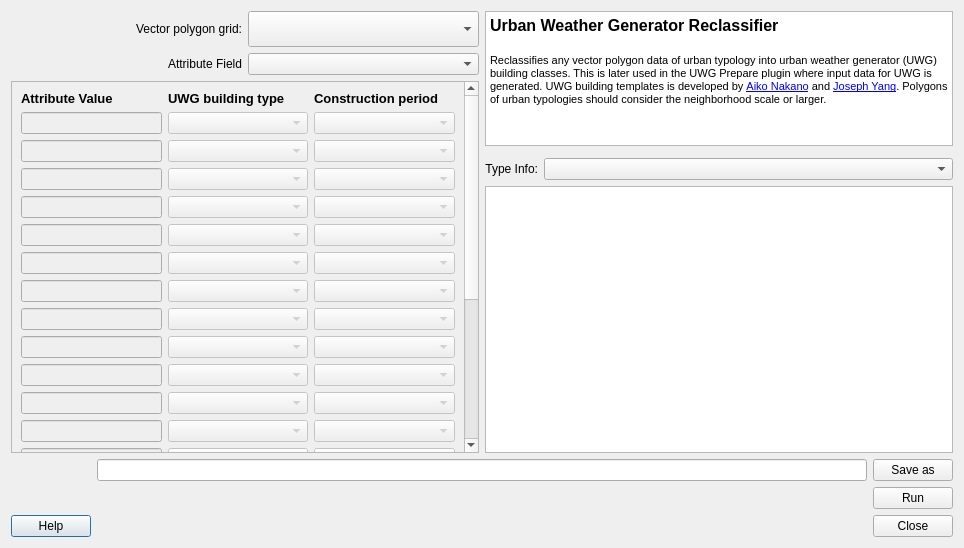
UMEP-dev/UMEP, file UWGReClassifier/uwg_reclassifier_dialog_base_old.ui: the form before one commit.
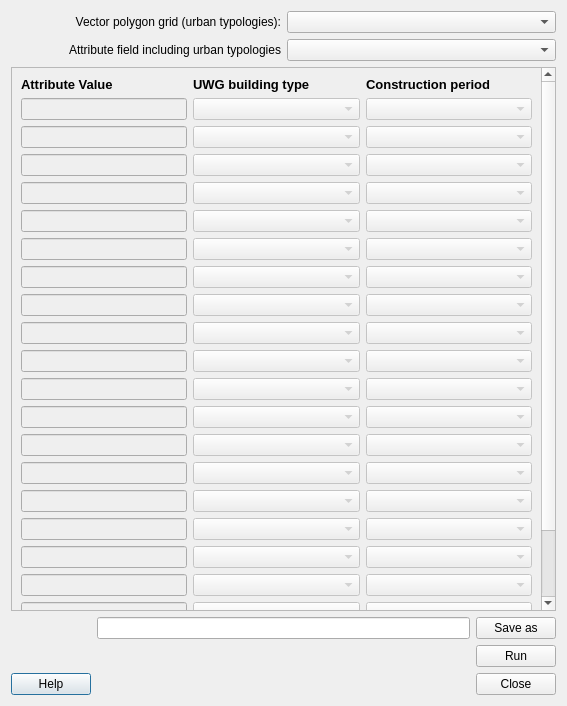
The form after the commit. Custom widgets are drawn as their Qt base class.

Diff of the .ui file:
```diff
--- a/UWGReClassifier/uwg_reclassifier_dialog_base_old.ui
+++ b/UWGReClassifier/uwg_reclassifier_dialog_base_old.ui
@@ -6,8 +6,8 @@
    <rect>
     <x>0</x>
     <y>0</y>
-    <width>964</width>
-    <height>548</height>
+    <width>567</width>
+    <height>706</height>
    </rect>
   </property>
   <property name="windowTitle">
@@ -16,16 +16,6 @@
   <layout class="QGridLayout" name="gridLayout_4">
    <item row="0" column="0">
     <layout class="QGridLayout" name="gridLayout_2">
-     <item row="0" column="0">
-      <widget class="QLabel" name="label_11">
-       <property name="text">
-        <string>Vector polygon grid:</string>
-       </property>
-       <property name="alignment">
-        <set>Qt::AlignRight|Qt::AlignTrailing|Qt::AlignVCenter</set>
-       </property>
-      </widget>
-     </item>
      <item row="0" column="1">
       <widget class="QgsMapLayerComboBox" name="comboBoxVector">
        <property name="sizePolicy">
@@ -36,26 +26,113 @@
        </property>
       </widget>
      </item>
-     <item row="1" column="0">
-      <widget class="QLabel" name="label_12">
-       <property name="text">
-        <string>Attribute Field</string>
-       </property>
-       <property name="alignment">
-        <set>Qt::AlignRight|Qt::AlignTrailing|Qt::AlignVCenter</set>
-       </property>
-      </widget>
-     </item>
      <item row="1" column="1">
       <widget class="QComboBox" name="comboBoxField">
        <property name="enabled">
         <bool>true</bool>
        </property>
+       <property name="sizePolicy">
+        <sizepolicy hsizetype="Preferred" vsizetype="Preferred">
+         <horstretch>0</horstretch>
+         <verstretch>0</verstretch>
+        </sizepolicy>
+       </property>
       </widget>
      </item>
+     <item row="1" column="0">
+      <widget class="QLabel" name="label_12">
+       <property name="text">
+        <string>Attribute field including urban typologies</string>
+       </property>
+       <property name="alignment">
+        <set>Qt::AlignRight|Qt::AlignTrailing|Qt::AlignVCenter</set>
+       </property>
+      </widget>
+     </item>
+     <item row="0" column="0">
+      <widget class="QLabel" name="label_11">
+       <property name="text">
+        <string>Vector polygon grid (urban typologies):</string>
+       </property>
+       <property name="alignment">
+        <set>Qt::AlignRight|Qt::AlignTrailing|Qt::AlignVCenter</set>
+       </property>
+      </widget>
+     </item>
     </layout>
    </item>
-   <item row="1" column="0" rowspan="4">
+   <item row="2" column="0">
+    <layout class="QGridLayout" name="gridLayout_3">
+     <item row="3" column="0">
+      <widget class="QPushButton" name="helpButton">
+       <property name="text">
+        <string>Help</string>
+       </property>
+      </widget>
+     </item>
+     <item row="2" column="2">
+      <widget class="QPushButton" name="runButton">
+       <property name="text">
+        <string>Run</string>
+       </property>
+      </widget>
+     </item>
+     <item row="3" column="2">
+      <widget class="QPushButton" name="closeButton">
+       <property name="enabled">
+        <bool>true</bool>
+       </property>
+       <property name="text">
+        <string>Close</string>
+       </property>
+      </widget>
+     </item>
+     <item row="0" column="2">
+      <widget class="QPushButton" name="pushButtonSave">
+       <property name="text">
+        <string>Save as</string>
+       </property>
+      </widget>
+     </item>
+     <item row="3" column="1">
+      <spacer name="horizontalSpacer_2">
+       <property name="orientation">
+        <enum>Qt::Horizontal</enum>
+       </property>
+       <property name="sizeHint" stdset="0">
+        <size>
+         <width>40</width>
+         <height>20</height>
+        </size>
+       </property>
+      </spacer>
+     </item>
+     <item row="2" column="1">
+      <spacer name="horizontalSpacer">
+       <property name="orientation">
+        <enum>Qt::Horizontal</enum>
+       </property>
+       <property name="sizeHint" stdset="0">
+        <size>
+         <width>40</width>
+         <height>20</height>
+        </size>
+       </property>
+      </spacer>
+     </item>
+     <item row="0" column="1">
+      <widget class="QLineEdit" name="textOutput">
+       <property name="sizePolicy">
+        <sizepolicy hsizetype="Preferred" vsizetype="Preferred">
+         <horstretch>0</horstretch>
+         <verstretch>0</verstretch>
+        </sizepolicy>
+       </property>
+      </widget>
+     </item>
+    </layout>
+   </item>
+   <item row="1" column="0">
     <widget class="QScrollArea" name="scrollArea">
      <property name="sizePolicy">
       <sizepolicy hsizetype="Expanding" vsizetype="Expanding">
@@ -71,7 +148,7 @@
        <rect>
         <x>0</x>
         <y>0</y>
-        <width>498</width>
+        <width>522</width>
         <height>654</height>
        </rect>
       </property>
@@ -945,117 +1022,6 @@
      </widget>
     </widget>
    </item>
-   <item row="3" column="1">
-    <layout class="QFormLayout" name="formLayout">
-     <item row="0" column="1">
-      <widget class="QComboBox" name="comboBoxTypeInfo">
-       <property name="enabled">
-        <bool>true</bool>
-       </property>
-       <property name="currentIndex">
-        <number>-1</number>
-       </property>
-      </widget>
-     </item>
-     <item row="0" column="0">
-      <widget class="QLabel" name="label_14">
-       <property name="text">
-        <string>Type Info:</string>
-       </property>
-       <property name="alignment">
-        <set>Qt::AlignRight|Qt::AlignTrailing|Qt::AlignVCenter</set>
-       </property>
-      </widget>
-     </item>
-    </layout>
-   </item>
-   <item row="0" column="1" rowspan="2">
-    <widget class="QTextBrowser" name="textBrowser_2">
-     <property name="html">
-      <string>&lt;!DOCTYPE HTML PUBLIC &quot;-//W3C//DTD HTML 4.0//EN&quot; &quot;http://www.w3.org/TR/REC-html40/strict.dtd&quot;&gt;
-&lt;html&gt;&lt;head&gt;&lt;meta name=&quot;qrichtext&quot; content=&quot;1&quot; /&gt;&lt;style type=&quot;text/css&quot;&gt;
-p, li { white-space: pre-wrap; }
-&lt;/style&gt;&lt;/head&gt;&lt;body style=&quot; font-family:'MS Shell Dlg 2'; font-size:7.8pt; font-weight:400; font-style:normal;&quot;&gt;
-&lt;p style=&quot; margin-top:0px; margin-bottom:0px; margin-left:0px; margin-right:0px; -qt-block-indent:0; text-indent:0px;&quot;&gt;&lt;span style=&quot; font-size:12pt; font-weight:600;&quot;&gt;Urban Weather Generator Reclassifier &lt;/span&gt;&lt;/p&gt;
-&lt;p style=&quot;-qt-paragraph-type:empty; margin-top:0px; margin-bottom:0px; margin-left:0px; margin-right:0px; -qt-block-indent:0; text-indent:0px; font-size:12pt; font-weight:600;&quot;&gt;&lt;br /&gt;&lt;/p&gt;
-&lt;p style=&quot; margin-top:0px; margin-bottom:0px; margin-left:0px; margin-right:0px; -qt-block-indent:0; text-indent:0px;&quot;&gt;&lt;span style=&quot; font-size:8.25pt;&quot;&gt;Reclassifies any vector polygon data of urban typology into urban weather generator (UWG) building classes. This is later used in the UWG Prepare plugin where input data for UWG is generated. UWG building templates is developed by &lt;/span&gt;&lt;a href=&quot;https://dspace.mit.edu/handle/1721.1/108779&quot;&gt;&lt;span style=&quot; font-size:8pt; text-decoration: underline; color:#0000ff;&quot;&gt;Aiko Nakano&lt;/span&gt;&lt;/a&gt;&lt;span style=&quot; font-size:8.25pt;&quot;&gt; and &lt;/span&gt;&lt;a href=&quot;https://dspace.mit.edu/handle/1721.1/107347&quot;&gt;&lt;span style=&quot; font-size:8pt; text-decoration: underline; color:#0000ff;&quot;&gt;Joseph Yang&lt;/span&gt;&lt;/a&gt;&lt;span style=&quot; font-size:8.25pt;&quot;&gt;. Polygons of urban typologies should consider the neighborhood scale or larger.&lt;/span&gt;&lt;/p&gt;&lt;/body&gt;&lt;/html&gt;</string>
-     </property>
-    </widget>
-   </item>
-   <item row="4" column="1">
-    <widget class="QTextBrowser" name="textBrowserTypes"/>
-   </item>
-   <item row="5" column="0" colspan="2">
-    <layout class="QGridLayout" name="gridLayout_3">
-     <item row="3" column="0">
-      <widget class="QPushButton" name="helpButton">
-       <property name="text">
-        <string>Help</string>
-       </property>
-      </widget>
-     </item>
-     <item row="2" column="2">
-      <widget class="QPushButton" name="runButton">
-       <property name="text">
-        <string>Run</string>
-       </property>
-      </widget>
-     </item>
-     <item row="3" column="2">
-      <widget class="QPushButton" name="closeButton">
-       <property name="enabled">
-        <bool>true</bool>
-       </property>
-       <property name="text">
-        <string>Close</string>
-       </property>
-      </widget>
-     </item>
-     <item row="0" column="2">
-      <widget class="QPushButton" name="pushButtonSave">
-       <property name="text">
-        <string>Save as</string>
-       </property>
-      </widget>
-     </item>
-     <item row="3" column="1">
-      <spacer name="horizontalSpacer_2">
-       <property name="orientation">
-        <enum>Qt::Horizontal</enum>
-       </property>
-       <property name="sizeHint" stdset="0">
-        <size>
-         <width>40</width>
-         <height>20</height>
-        </size>
-       </property>
-      </spacer>
-     </item>
-     <item row="2" column="1">
-      <spacer name="horizontalSpacer">
-       <property name="orientation">
-        <enum>Qt::Horizontal</enum>
-       </property>
-       <property name="sizeHint" stdset="0">
-        <size>
-         <width>40</width>
-         <height>20</height>
-        </size>
-       </property>
-      </spacer>
-     </item>
-     <item row="0" column="1">
-      <widget class="QLineEdit" name="textOutput">
-       <property name="sizePolicy">
-        <sizepolicy hsizetype="Preferred" vsizetype="Preferred">
-         <horstretch>0</horstretch>
-         <verstretch>0</verstretch>
-        </sizepolicy>
-       </property>
-      </widget>
-     </item>
-    </layout>
-   </item>
   </layout>
  </widget>
  <customwidgets>
```
Left out of the diff: 34 changed lines with no effect on the pictures.
